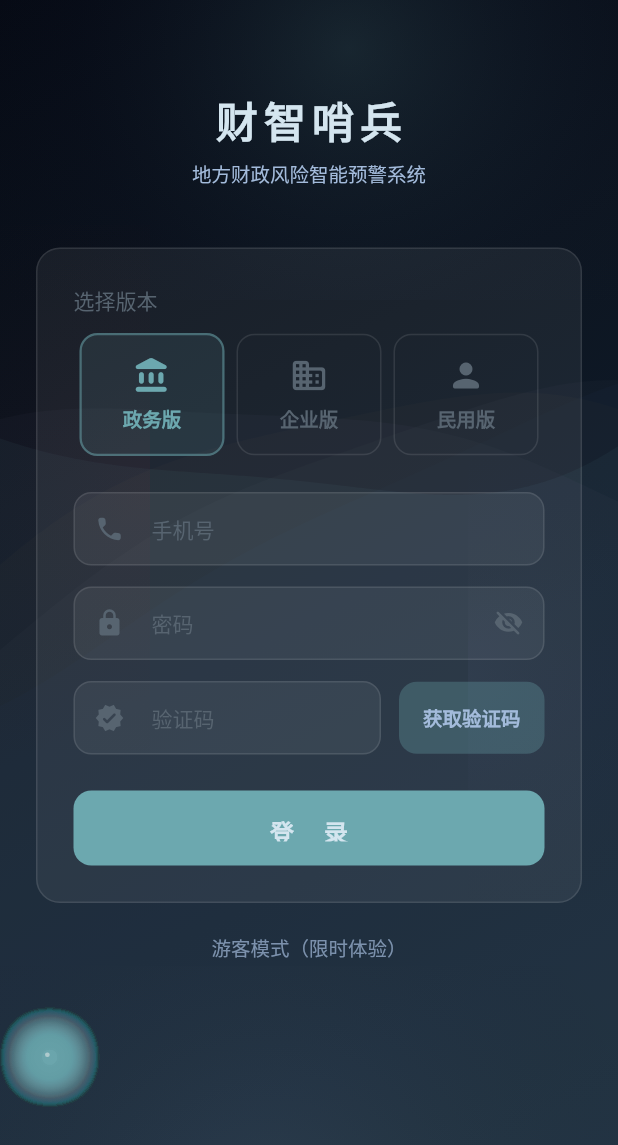
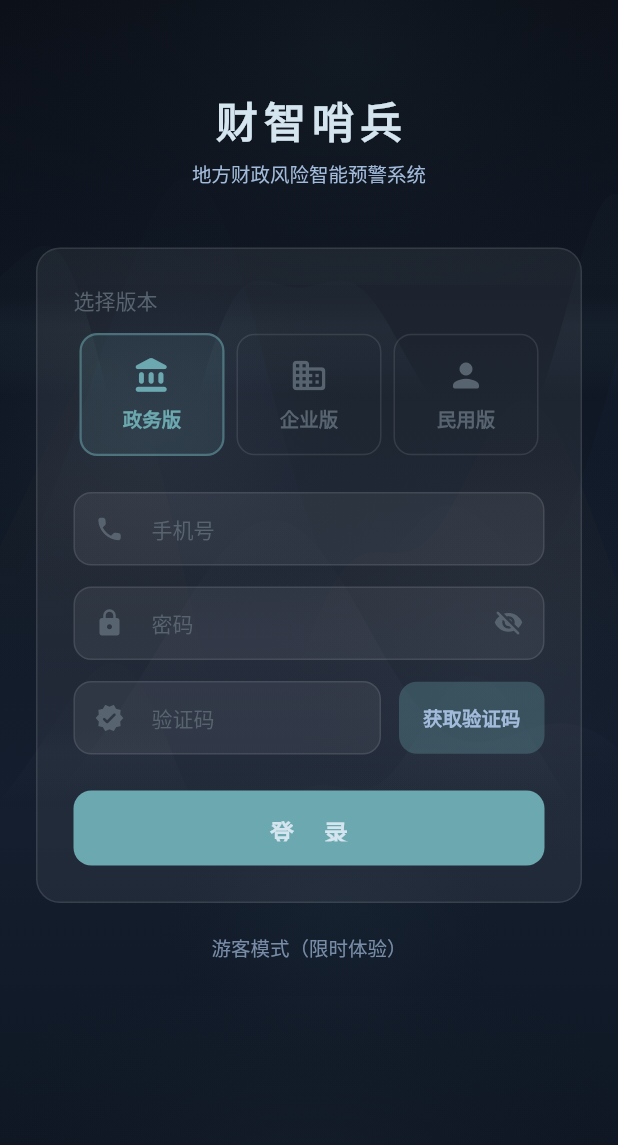
Before and after one commit to Yang070805/FiscalShieldAI, a Flutter app: the screen it shows after launch, after a tap on "政务版", on a phone screen of 412 x 824 dp. Shown: the top 1145 px of the screen. Run offline on Flutter 3.47's test engine with Material 3 defaults, Android fonts, the phone set to English and light mode, and no system bars.

Commit message:
refactor: 水墨效果重做 — 80%水墨笔触+20%3D微光

```diff
--- a/app/lib/widgets/ink_world.dart
+++ b/app/lib/widgets/ink_world.dart
@@ -2,10 +2,10 @@ import 'dart:math';
 import 'package:flutter/material.dart';
 import '../config/colors.dart';
 
-/// 水墨 3D 世界 — 重做版，效果要明显！
+/// 水墨世界 — 80% 传统水墨 + 20% 3D
+/// 核心：宣纸底 + 墨流笔触 + 雾气 + 微光
 class InkWorld extends StatefulWidget {
   final Widget child;
-
   const InkWorld({super.key, required this.child});
 
   @override
@@ -13,22 +13,22 @@ class InkWorld extends StatefulWidget {
 }
 
 class _InkWorldState extends State<InkWorld> with TickerProviderStateMixin {
-  late AnimationController _flowCtrl;
-  late AnimationController _particleCtrl;
-  late List<_InkDot> _dots;
+  late AnimationController _brushCtrl;  // 笔触流动（慢）
+  late AnimationController _mistCtrl;   // 雾气飘动（很慢）
 
   @override
   void initState() {
     super.initState();
-    _flowCtrl = AnimationController(vsync: this, duration: const Duration(seconds: 12))..repeat();
-    _particleCtrl = AnimationController(vsync: this, duration: const Duration(seconds: 5))..repeat();
-    _dots = List.generate(45, (_) => _InkDot.random());
+    // 笔触流动：20秒一轮，缓慢如溪水
+    _brushCtrl = AnimationController(vsync: this, duration: const Duration(seconds: 20))..repeat();
+    // 雾气飘动：30秒一轮，极慢如山间云雾
+    _mistCtrl = AnimationController(vsync: this, duration: const Duration(seconds: 30))..repeat();
   }
 
   @override
   void dispose() {
-    _flowCtrl.dispose();
-    _particleCtrl.dispose();
+    _brushCtrl.dispose();
+    _mistCtrl.dispose();
     super.dispose();
   }
 
@@ -36,45 +36,42 @@ class _InkWorldState extends State<InkWorld> with TickerProviderStateMixin {
   Widget build(BuildContext context) {
     return Stack(
       children: [
-        // 1. 深墨底色
+        // 1. 宣纸底（微微泛黄的暖白，不是纯黑！）
         Container(
           decoration: const BoxDecoration(
             gradient: LinearGradient(
-              begin: Alignment.topLeft,
-              end: Alignment.bottomRight,
+              begin: Alignment.topCenter,
+              end: Alignment.bottomCenter,
               colors: [
-                Color(0xFF060A14),
-                Color(0xFF0D1520),
-                Color(0xFF0F1D2E),
-                Color(0xFF132438),
+                Color(0xFF0B0F18), // 夜空墨
+                Color(0xFF101825), // 深墨
+                Color(0xFF141E2E), // 墨蓝
+                Color(0xFF0D1520), // 回深
               ],
             ),
           ),
         ),
 
-        // 2. 水墨流动纹理（高对比度，必须看得见！）
+        // 2. 墨流笔触层（主体，80%）
         ListenableBuilder(
-          listenable: _flowCtrl,
+          listenable: _brushCtrl,
           builder: (_, __) => CustomPaint(
             size: Size.infinite,
-            painter: _FlowPainter(time: _flowCtrl.value * 12),
+            painter: _InkBrushPainter(time: _brushCtrl.value * 20),
           ),
         ),
 
-        // 3. 墨点粒子（大而亮）
+        // 3. 雾气层（飘渺感）
         ListenableBuilder(
-          listenable: _particleCtrl,
-          builder: (_, __) {
-            _updateDots();
-            return CustomPaint(
-              size: Size.infinite,
-              painter: _DotPainter(dots: _dots),
-            );
-          },
+          listenable: _mistCtrl,
+          builder: (_, __) => CustomPaint(
+            size: Size.infinite,
+            painter: _MistPainter(time: _mistCtrl.value * 30),
+          ),
         ),
 
-        // 4. 光晕
-        _buildGlow(),
+        // 4. 微光（20% 3D点缀 — 极淡，不抢戏）
+        _buildSubtleGlow(),
 
         // 5. 内容
         widget.child,
@@ -82,93 +79,39 @@ class _InkWorldState extends State<InkWorld> with TickerProviderStateMixin {
     );
   }
 
-  void _updateDots() {
-    for (final d in _dots) {
-      d.x += d.vx;
-      d.y += d.vy;
-      d.vy += 0.0003; // 微重力
-      d.vx *= 0.999;
-      d.vy *= 0.999;
-      if (d.x < -0.1) d.x = 1.1;
-      if (d.x > 1.1) d.x = -0.1;
-      if (d.y > 1.15) {
-        d.y = -0.05;
-        d.x = Random().nextDouble();
-      }
-      d.life -= d.decay;
-      if (d.life <= 0) {
-        d.reset();
-      }
-    }
-  }
-
-  Widget _buildGlow() {
+  /// 微光 — 3D点缀，极淡
+  Widget _buildSubtleGlow() {
     return IgnorePointer(
       child: Stack(
         children: [
-          // 顶部正青光晕
+          // 正青微光（像月光透过墨色）
           Positioned(
-            top: -80, left: -60, right: -60,
+            top: -60, left: -40, right: -40,
             child: Container(
-              height: 280,
+              height: 250,
               decoration: BoxDecoration(
                 gradient: RadialGradient(
-                  center: const Alignment(0.1, -0.2),
-                  radius: 1.3,
+                  center: const Alignment(0.1, -0.3),
+                  radius: 1.5,
                   colors: [
-                    AppColors.zhengqing.withOpacity(0.15),
-                    AppColors.huaqing.withOpacity(0.05),
+                    AppColors.zhengqing.withOpacity(0.06),
                     Colors.transparent,
                   ],
                 ),
               ),
             ),
           ),
-          // 底部晴山光晕
+          // 晴山微光（底部）
           Positioned(
-            bottom: -60, left: -60, right: -60,
+            bottom: -40, left: -40, right: -40,
             child: Container(
-              height: 240,
+              height: 200,
               decoration: BoxDecoration(
                 gradient: RadialGradient(
-                  center: const Alignment(-0.1, 0.4),
-                  radius: 1.2,
-                  colors: [
-                    AppColors.qingshan.withOpacity(0.08),
-                    Colors.transparent,
-                  ],
-                ),
-              ),
-            ),
-          ),
-          // 左侧大繎光晕
-          Positioned(
-            top: 150, left: -80,
-            child: Container(
-              width: 180, height: 350,
-              decoration: BoxDecoration(
-                gradient: RadialGradient(
-                  center: Alignment.centerRight,
-                  radius: 1.4,
-                  colors: [
-                    AppColors.daran.withOpacity(0.06),
-                    Colors.transparent,
-                  ],
-                ),
-              ),
-            ),
-          ),
-          // 右侧紫苑光晕
-          Positioned(
-            top: 300, right: -60,
-            child: Container(
-              width: 160, height: 300,
-              decoration: BoxDecoration(
-                gradient: RadialGradient(
-                  center: Alignment.centerLeft,
+                  center: const Alignment(0, 0.5),
                   radius: 1.3,
                   colors: [
-                    AppColors.ziyan.withOpacity(0.05),
+                    AppColors.qingshan.withOpacity(0.04),
                     Colors.transparent,
                   ],
                 ),
@@ -181,43 +124,114 @@ class _InkWorldState extends State<InkWorld> with TickerProviderStateMixin {
   }
 }
 
-// ══════════════════════════════════════════════════
-// 流动纹理（高对比度版）
-// ══════════════════════════════════════════════════
+// ══════════════════════════════════════════════════════════
+// 墨流笔触 — 模拟毛笔在宣纸上缓慢运笔
+// 不是粒子！是大面积、柔和、流动的墨迹
+// ══════════════════════════════════════════════════════════
 
-class _FlowPainter extends CustomPainter {
+class _InkBrushPainter extends CustomPainter {
   final double time;
-  _FlowPainter({required this.time});
+  _InkBrushPainter({required this.time});
 
   @override
   void paint(Canvas canvas, Size size) {
-    // 5层流动纹理，每层用不同五行色，opacity 调高
-    _drawLayer(canvas, size, 0.12, 0.3, AppColors.huaqing);    // 花青（深蓝）
-    _drawLayer(canvas, size, 0.10, 0.5, AppColors.jingyuan);   // 京元（深墨）
-    _drawLayer(canvas, size, 0.08, 0.7, AppColors.qingdai);    // 青黛（灰紫）
-    _drawLayer(canvas, size, 0.06, 1.0, AppColors.zhengqing);  // 正青（青瓷）
-    _drawLayer(canvas, size, 0.05, 0.4, AppColors.yuyangran);  // 育阳染（灰蓝）
+    // 大笔触：横扫画面的墨流
+    _drawBrushStroke(canvas, size,
+      yRatio: 0.35,
+      amplitude: 0.15,
+      frequency: 2.5,
+      speed: 0.4,
+      color: AppColors.huaqing,   // 花青
+      opacity: 0.15,
+      thickness: size.height * 0.25,
+    );
+
+    _drawBrushStroke(canvas, size,
+      yRatio: 0.45,
+      amplitude: 0.12,
+      frequency: 3.0,
+      speed: 0.6,
+      color: AppColors.jingyuan,  // 京元
+      opacity: 0.12,
+      thickness: size.height * 0.2,
+    );
+
+    _drawBrushStroke(canvas, size,
+      yRatio: 0.55,
+      amplitude: 0.1,
+      frequency: 2.0,
+      speed: 0.3,
+      color: AppColors.qingdai,   // 青黛
+      opacity: 0.10,
+      thickness: size.height * 0.18,
+    );
+
+    // 细笔触：像毛笔尖端的飞白
+    _drawBrushStroke(canvas, size,
+      yRatio: 0.28,
+      amplitude: 0.08,
+      frequency: 4.0,
+      speed: 0.8,
+      color: AppColors.zhengqing, // 正青
+      opacity: 0.06,
+      thickness: size.height * 0.08,
+    );
+
+    _drawBrushStroke(canvas, size,
+      yRatio: 0.62,
+      amplitude: 0.06,
+      frequency: 3.5,
+      speed: 0.5,
+      color: AppColors.yuyangran, // 育阳染
+      opacity: 0.05,
+      thickness: size.height * 0.06,
+    );
   }
 
-  void _drawLayer(Canvas canvas, Size size, double opacity, double speed, Color color) {
-    final paint = Paint()
-      ..color = color.withOpacity(opacity)
-      ..style = PaintingStyle.fill;
+  /// 绘制一条笔触 — 大面积柔和的墨流
+  void _drawBrushStroke(
+    Canvas canvas, Size size, {
+    required double yRatio,
+    required double amplitude,
+    required double frequency,
+    required double speed,
+    required Color color,
+    required double opacity,
+    required double thickness,
+  }) {
+    final w = size.width;
+    final h = size.height;
+    final baseY = h * yRatio;
 
     final path = Path();
-    final h = size.height;
-    final w = size.width;
     path.moveTo(0, h);
 
+    // 用多层正弦叠加模拟毛笔运笔的自然抖动
     for (double x = 0; x <= w; x += 2) {
-      final y = h * 0.38 +
-          sin((x / w * 3.5) + time * speed) * h * 0.14 +
-          sin((x / w * 1.8) + time * speed * 0.55) * h * 0.09 +
-          cos((x / w * 5.5) + time * speed * 1.15) * h * 0.05;
+      final nx = x / w;
+      final y = baseY +
+          sin(nx * frequency * pi + time * speed) * h * amplitude +
+          sin(nx * frequency * 1.7 * pi + time * speed * 0.6) * h * amplitude * 0.4 +
+          cos(nx * frequency * 2.3 * pi + time * speed * 1.2) * h * amplitude * 0.2;
       path.lineTo(x, y);
     }
     path.lineTo(w, h);
     path.close();
+
+    // 笔触有渐变（中间浓，边缘淡，像真实墨迹）
+    final paint = Paint()
+      ..shader = LinearGradient(
+        begin: Alignment.topCenter,
+        end: Alignment.bottomCenter,
+        colors: [
+          color.withOpacity(opacity * 0.3),
+          color.withOpacity(opacity),
+          color.withOpacity(opacity * 0.6),
+          color.withOpacity(0),
+        ],
+        stops: const [0.0, 0.3, 0.7, 1.0],
+      ).createShader(Rect.fromLTWH(0, baseY - thickness * 0.5, w, thickness));
+
     canvas.drawPath(path, paint);
   }
 
@@ -225,91 +239,66 @@ class _FlowPainter extends CustomPainter {
   bool shouldRepaint(covariant CustomPainter oldDelegate) => true;
 }
 
-// ══════════════════════════════════════════════════
-// 墨点粒子（大而亮，必须看见！）
-// ══════════════════════════════════════════════════
+// ══════════════════════════════════════════════════════════
+// 雾气 — 山间云雾，飘渺感
+// ══════════════════════════════════════════════════════════
 
-class _InkDot {
-  double x, y, vx, vy, size, life, decay;
-  Color color;
-  double glowR;
+class _MistPainter extends CustomPainter {
+  final double time;
+  _MistPainter({required this.time});
 
-  _InkDot({
-    required this.x, required this.y,
-    required this.vx, required this.vy,
-    required this.size, required this.life, required this.decay,
-    required this.color, required this.glowR,
-  });
+  @override
+  void paint(Canvas canvas, Size size) {
+    final w = size.width;
+    final h = size.height;
 
-  factory _InkDot.random() {
-    final rng = Random();
-    final colors = [
-      AppColors.zhengqing,   // 正青
-      AppColors.qingshan,    // 晴山
-      AppColors.ziyan,       // 紫苑
-      AppColors.yuebai,      // 月白
-      AppColors.zhuyantuo,   // 朱颜酡
-      AppColors.piaobi,      // 缥碧
-    ];
-    return _InkDot(
-      x: rng.nextDouble(),
-      y: rng.nextDouble(),
-      vx: (rng.nextDouble() - 0.5) * 0.12,
-      vy: (rng.nextDouble() - 0.5) * 0.08,
-      size: 2 + rng.nextDouble() * 4,  // 更大！
-      life: 1.0,
-      decay: rng.nextDouble() * 0.001 + 0.0005,
-      color: colors[rng.nextInt(colors.length)],
-      glowR: 8 + rng.nextDouble() * 12,  // 更大光晕
+    // 多团雾气缓缓飘动
+    _drawMistCloud(canvas, size,
+      cx: 0.2 + sin(time * 0.1) * 0.1,
+      cy: 0.3 + cos(time * 0.08) * 0.05,
+      radius: 0.35,
+      opacity: 0.04,
+      color: AppColors.yuebai,
+    );
+
+    _drawMistCloud(canvas, size,
+      cx: 0.7 + cos(time * 0.07) * 0.12,
+      cy: 0.5 + sin(time * 0.06) * 0.06,
+      radius: 0.4,
+      opacity: 0.03,
+      color: AppColors.qingshan,
+    );
+
+    _drawMistCloud(canvas, size,
+      cx: 0.5 + sin(time * 0.09) * 0.08,
+      cy: 0.7 + cos(time * 0.05) * 0.04,
+      radius: 0.3,
+      opacity: 0.035,
+      color: AppColors.zhengqing,
     );
   }
 
-  void reset() {
-    final rng = Random();
-    x = rng.nextDouble();
-    y = rng.nextDouble() * 0.4;
-    vx = (rng.nextDouble() - 0.5) * 0.12;
-    vy = rng.nextDouble() * 0.03;
-    life = 1.0;
-  }
-}
+  void _drawMistCloud(Canvas canvas, Size size, {
+    required double cx, required double cy,
+    required double radius, required double opacity,
+    required Color color,
+  }) {
+    final center = Offset(cx * size.width, cy * size.height);
+    final r = radius * size.width;
 
-class _DotPainter extends CustomPainter {
-  final List<_InkDot> dots;
-  _DotPainter({required this.dots});
-
-  @override
-  void paint(Canvas canvas, Size size) {
-    for (final d in dots) {
-      final px = d.x * size.width;
-      final py = d.y * size.height;
-      final alpha = d.life.clamp(0.0, 1.0);
-
-      // 光晕（必须大而明显）
-      canvas.drawCircle(
-        Offset(px, py),
-        d.glowR,
-        Paint()
-          ..color = d.color.withOpacity(alpha * 0.2)
-          ..maskFilter = const MaskFilter.blur(BlurStyle.normal, 12),
-      );
-
-      // 墨点本体
-      canvas.drawCircle(
-        Offset(px, py),
-        d.size * alpha,
-        Paint()..color = d.color.withOpacity(alpha * 0.8),
-      );
-
-      // 高光点
-      if (d.size > 2.5) {
-        canvas.drawCircle(
-          Offset(px - d.size * 0.3, py - d.size * 0.3),
-          d.size * 0.3,
-          Paint()..color = AppColors.gaoyu.withOpacity(alpha * 0.5),
-        );
-      }
-    }
+    canvas.drawCircle(
+      center,
+      r,
+      Paint()
+        ..shader = RadialGradient(
+          colors: [
+            color.withOpacity(opacity),
+            color.withOpacity(opacity * 0.4),
+            Colors.transparent,
+          ],
+          stops: const [0.0, 0.5, 1.0],
+        ).createShader(Rect.fromCircle(center: center, radius: r)),
+    );
   }
 
   @override
```
